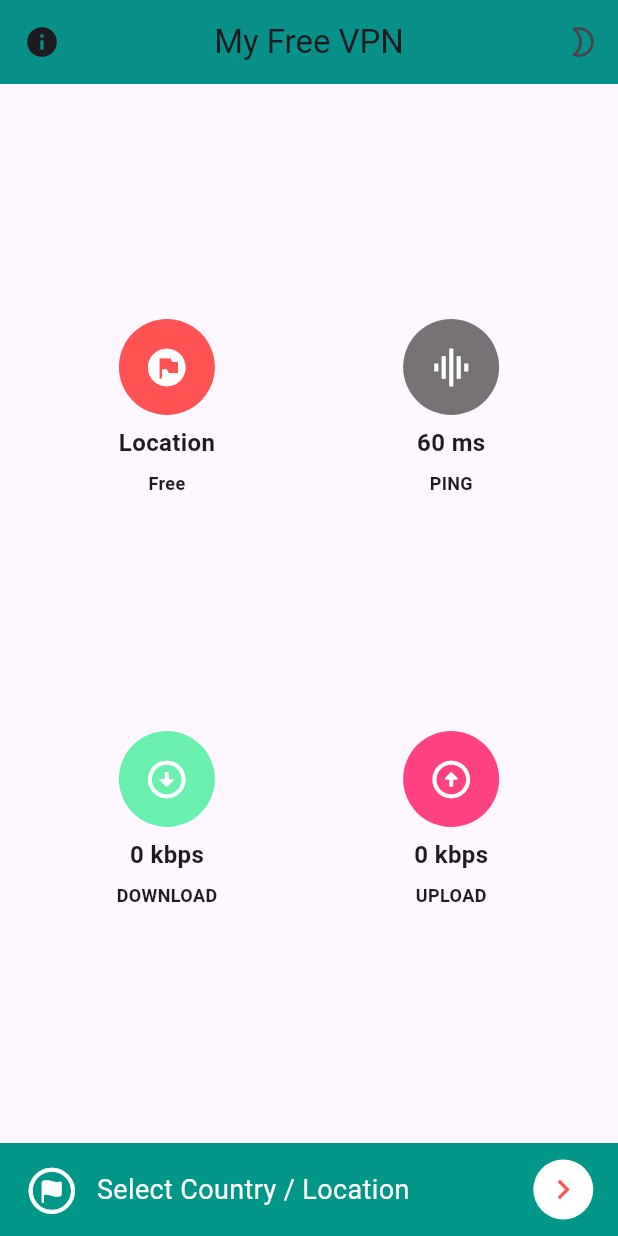
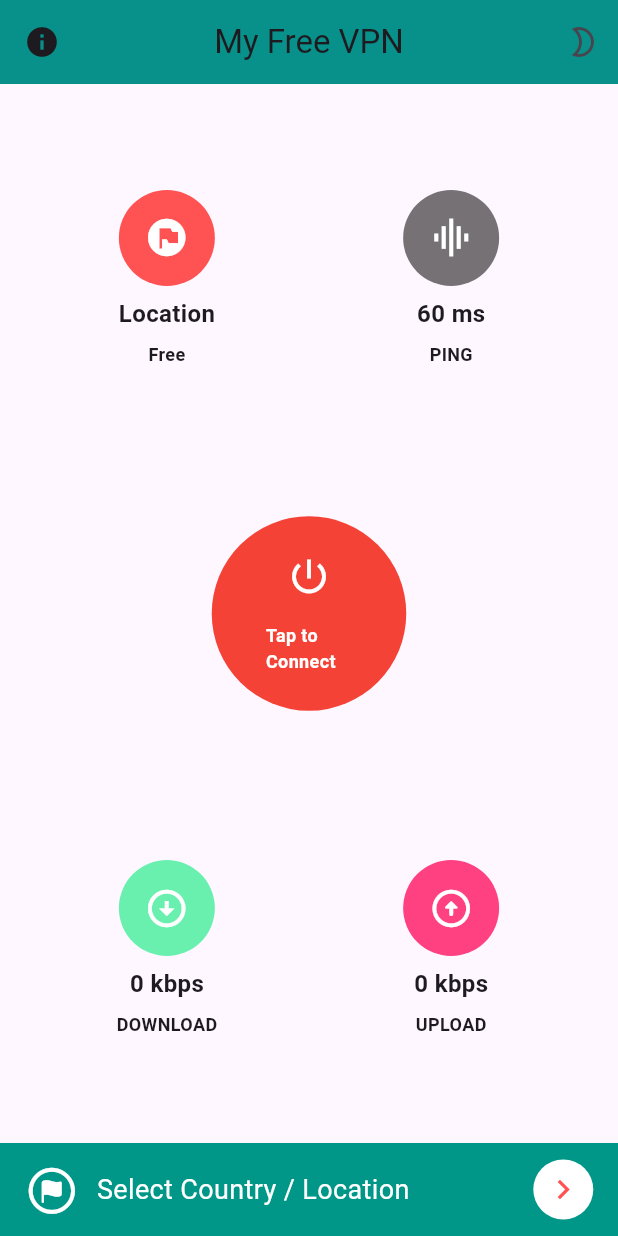
Before and after one commit to Alireza-Seif/My-VPN, a Flutter app: the screen it shows after launch, on a phone screen of 412 x 824 dp. Run offline on Flutter 3.47's test engine with Material 3 defaults, Android fonts, the phone set to English and light mode, and no system bars; our stand-ins replace get, hive_flutter; accounts and stored records are empty.

Commit message:
feat: add vpnRoundButton

```diff
--- a/lib/screens/home_screen.dart
+++ b/lib/screens/home_screen.dart
@@ -4,7 +4,6 @@
 import 'package:get/get_navigation/get_navigation.dart';
 import 'package:my_vpn/appPreferences/app_preferences.dart';
 import 'package:my_vpn/main.dart';
-import 'package:my_vpn/widgets/custom_widget.dart';
 import 'package:my_vpn/widgets/down_up_line.dart';
 import 'package:my_vpn/widgets/location_ping_line.dart';
 
@@ -55,6 +54,56 @@
     );
   }
 
+  Widget vpnRroundButton() {
+    return Column(
+      children: [
+        Semantics(
+          button: true,
+          child: InkWell(
+            onTap: () {},
+            borderRadius: BorderRadius.circular(100),
+            child: Container(
+              padding: const EdgeInsets.all(18),
+              decoration: const BoxDecoration(
+                  shape: BoxShape.circle, color: Colors.red),
+              child: Container(
+                padding: const EdgeInsets.all(18),
+                decoration: const BoxDecoration(
+                    shape: BoxShape.circle, color: Colors.red),
+                child: Container(
+                  height: sizeScreen.height * .14,
+                  width: sizeScreen.width * .14,
+                  decoration: const BoxDecoration(
+                      shape: BoxShape.circle, color: Colors.red),
+                  child: const Column(
+                    mainAxisAlignment: MainAxisAlignment.center,
+                    children: [
+                      Icon(
+                        Icons.power_settings_new,
+                        size: 30,
+                        color: Colors.white,
+                      ),
+                      SizedBox(
+                        height: 16,
+                      ),
+                      Text(
+                        'Tap to Connect',
+                        style: TextStyle(
+                            fontSize: 12,
+                            color: Colors.white,
+                            fontWeight: FontWeight.w600),
+                      ),
+                    ],
+                  ),
+                ),
+              ),
+            ),
+          ),
+        )
+      ],
+    );
+  }
+
   @override
   Widget build(BuildContext context) {
     sizeScreen = MediaQuery.of(context).size;
@@ -77,18 +126,19 @@
         ],
       ),
       bottomNavigationBar: locationSelectionBottomNavigation(context),
-      body: const Column(
+      body: Column(
         mainAxisAlignment: MainAxisAlignment.spaceEvenly,
         children: [
           // 2 round widget
           // location _ ping
-          LPLine(),
+          const LPLine(),
 
           // button for vpn
+          vpnRroundButton(),
 
           // 2 round widget
           //dowload + ping
-          DULine(),
+          const DULine(),
         ],
       ),
     );
```
